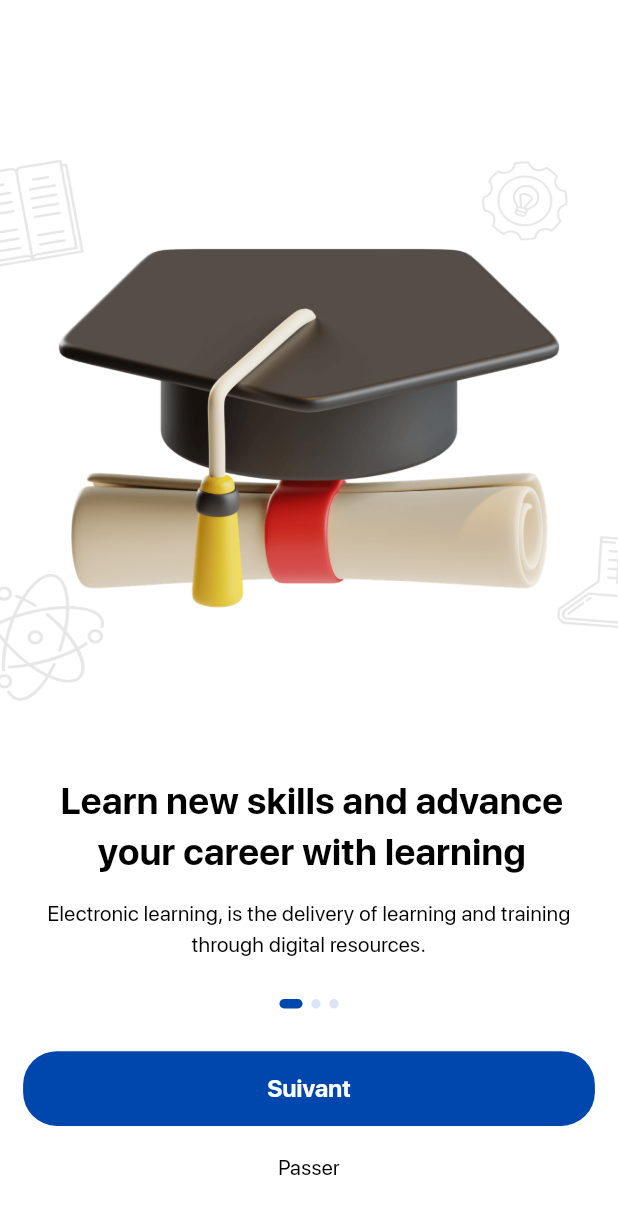
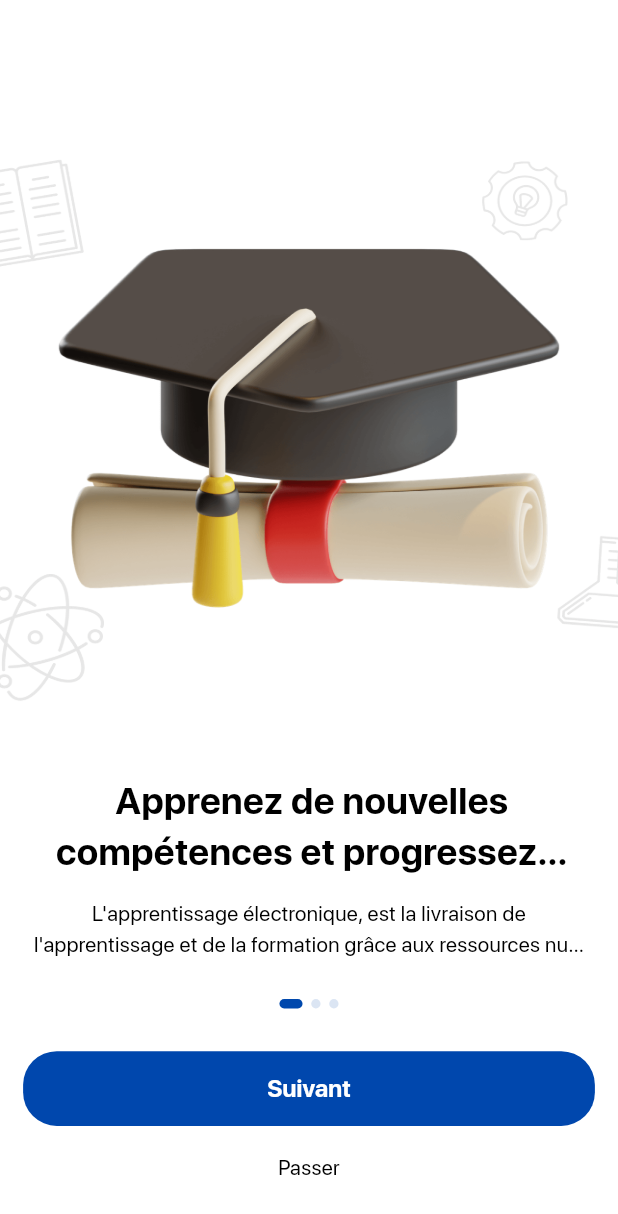
Before and after one commit to romaricte/e-learning_app, a Flutter app: the screen it shows after launch, on a phone screen of 412 x 824 dp. Shown: the top 1214 px of the screen. Run offline on Flutter 3.47's test engine with Material 3 defaults, Android fonts, the phone set to English and light mode, and no system bars; our stand-ins replace cached_network_image, carousel_slider, flutter_staggered_animations, flutter_svg, fluttertoast, get and 2 more.

Commit message:
Localize onboarding screens and update app configuration
Update localization and configuration:
- Translate onboarding screen texts to French
- Add const keyword to locale definition in main.dart
- Modify onboarding1_model to use French localized text

```diff
--- a/lib/main.dart
+++ b/lib/main.dart
@@ -31,12 +31,13 @@ class MyApp extends StatelessWidget {
       theme: theme,
        translations: AppLocalization(),
       locale: Get.deviceLocale, //for setting localization strings
-      fallbackLocale: Locale('fr', 'FR'),
+      fallbackLocale: const Locale('fr', 'FR'),
       title: 'e_learning',
       initialBinding: InitialBindings(),
       initialRoute: AppRoutes.initialRoute,
       getPages: AppRoutes.pages,
 
+
     );
   }
 }
--- a/lib/presentation/onboarding1_screen/models/onboarding1_model.dart
+++ b/lib/presentation/onboarding1_screen/models/onboarding1_model.dart
@@ -10,16 +10,16 @@ class Onboarding1Model {
     return [
       Learningframe1ItemModel(
           ImageConstant.imgOnboarding1,
-          "Learn new skills and advance your career with learning",
-          "Electronic learning, is the delivery of learning and training through digital resources."),
+          "Apprenez de nouvelles compétences et progressez dans votre carrière avec l'apprentissage",
+          "L'apprentissage électronique, est la livraison de l'apprentissage et de la formation grâce aux ressources numériques."),
       Learningframe1ItemModel(
           ImageConstant.imgOnboarding2,
-          "The most convenient and effective way to learn.",
-          "Electronic learning, is the delivery of learning and training through digital resources."),
+          "Le moyen le plus pratique et efficace pour apprendre.",
+          "L'apprentissage électronique, est la livraison de l'apprentissage et de la formation grâce aux ressources numériques."),
       Learningframe1ItemModel(
           ImageConstant.imgOnboarding3,
-          "Learn at your own time, with digital learning.",
-          "Electronic learning, is the delivery of learning and training through digital resources."),
+          "Apprenez à votre propre rythme, avec l'apprentissage numérique.",
+          "L'apprentissage électronique, est la livraison de l'apprentissage et de la formation grâce aux ressources numériques."),
     ];
   }
 }
```
